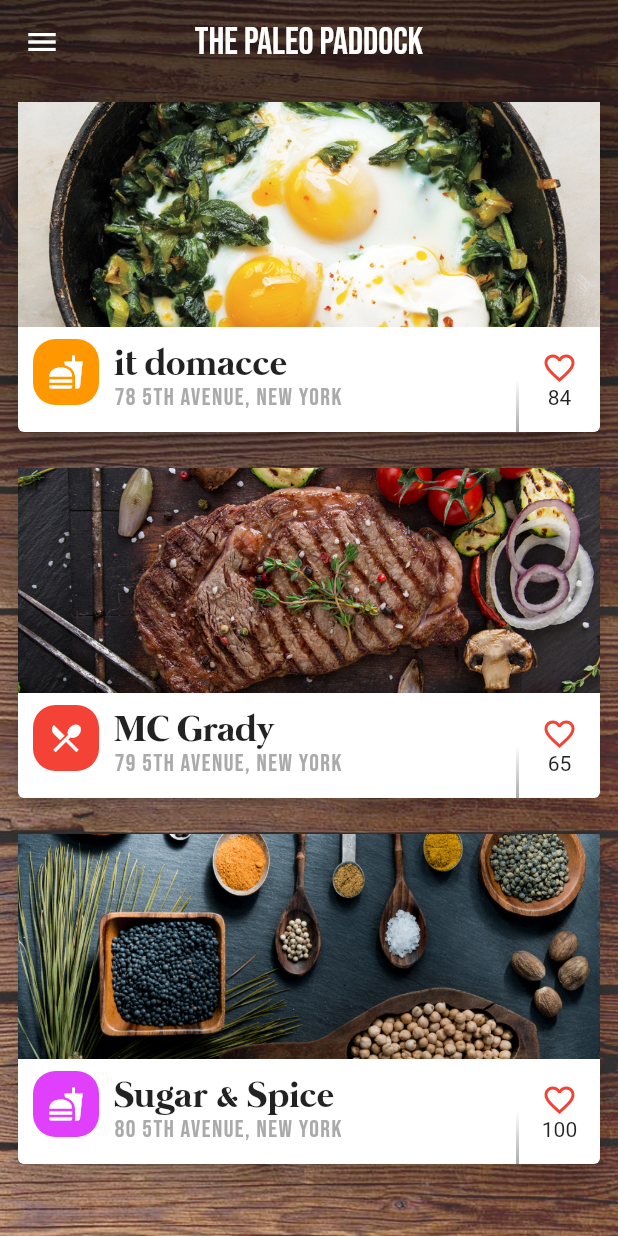
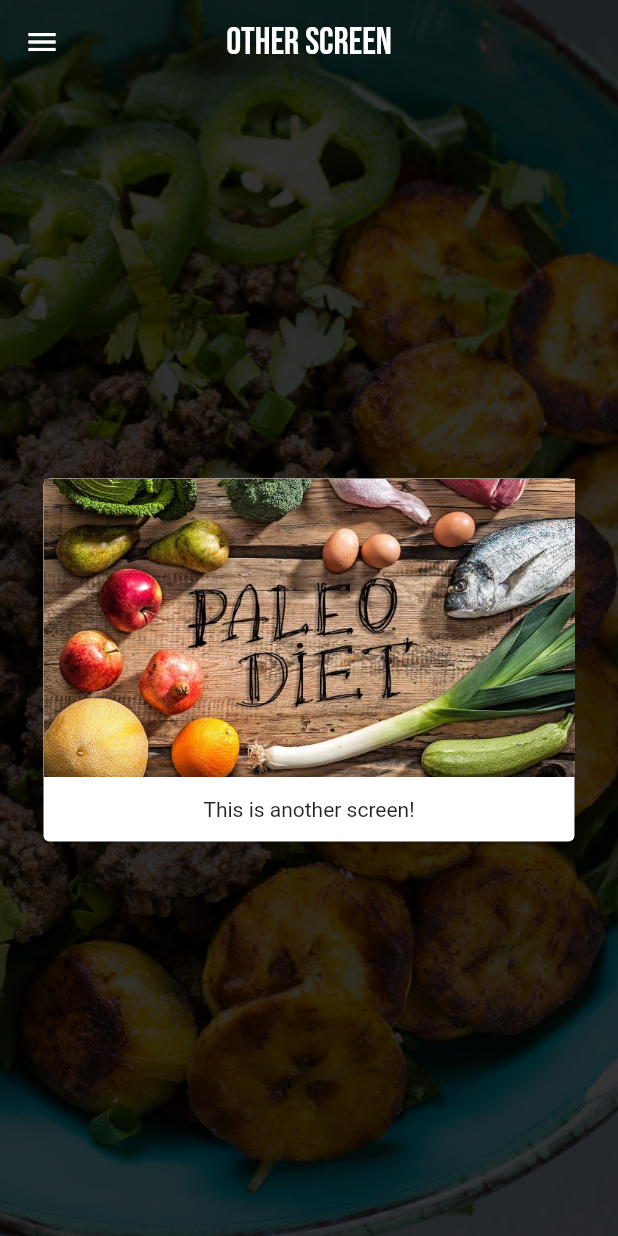
Before and after one commit to EduardoShibukawa/flutter_hidden_drawer_menu, a Flutter app: the screen it shows after launch, on a phone screen of 412 x 824 dp. Run offline on Flutter 3.47's test engine with Material 2 defaults, Android fonts, the phone set to English and light mode, and no system bars.

Commit message:
Adicionado outra tela

```diff
--- a/hidden_drawer_menu/lib/main.dart
+++ b/hidden_drawer_menu/lib/main.dart
@@ -1,4 +1,6 @@
 import 'package:flutter/material.dart';
+import 'package:hidden_drawer_menu/other_screen.dart';
+import 'package:hidden_drawer_menu/restaurant_screen.dart';
 
 void main() => runApp(new MyApp());
 
@@ -23,12 +25,11 @@ class MyHomePage extends StatefulWidget {
 }
 
 class _MyHomePageState extends State<MyHomePage> {
+  var activeScreen = otherScreen;
   @override
   Widget build(BuildContext context) {
     return new Container(
-      decoration: new BoxDecoration(
-          image: new DecorationImage(
-              image: new AssetImage('assets/wood_bk.jpg'), fit: BoxFit.cover)),
+      decoration: new BoxDecoration(image: activeScreen.background),
       child: new Scaffold(
           backgroundColor: Colors.transparent,
           appBar: new AppBar(
@@ -40,139 +41,11 @@ class _MyHomePageState extends State<MyHomePage> {
               onPressed: () {},
             ),
             title: new Text(
-            "THE PALEO PADDOCK",
+              activeScreen.title,
               style: new TextStyle(fontFamily: 'bebas-neue', fontSize: 25.0),
             ),
           ),
-        body: new ListView(
-          children: [
-            new _RestaurantCard(
-              headImageAssetPath: 'assets/eggs_in_skillet.jpg',
-              icon: Icons.fastfood,
-              iconBackgroundColor: Colors.orange,
-              title: "it domacce",
-              subtitle: '78 5TH AVENUE, NEW YORK',
-              heartcount: 84,
-            ),
-            new _RestaurantCard(
-              headImageAssetPath: 'assets/steak_on_cooktop.jpg',
-              icon: Icons.local_dining,
-              iconBackgroundColor: Colors.red,
-              title: "MC Grady",
-              subtitle: '79 5TH AVENUE, NEW YORK',
-              heartcount: 65,
-            ),
-            new _RestaurantCard(
-              headImageAssetPath: 'assets/spoons_of_spices.jpg',
-              icon: Icons.fastfood,
-              iconBackgroundColor: Colors.purpleAccent,
-              title: "Sugar & Spice",
-              subtitle: '80 5TH AVENUE, NEW YORK',
-              heartcount: 100,
-            ),
-          ],
-        ),
-      ),
+          body: activeScreen.contentBuilder(context)),
     );
   }
 }
-
-class _RestaurantCard extends StatelessWidget {
-  final String headImageAssetPath;
-  final IconData icon;
-  final Color iconBackgroundColor;
-  final String title;
-  final String subtitle;
-  final int heartcount;
-
-  _RestaurantCard({
-    this.headImageAssetPath,
-    this.icon,
-    this.iconBackgroundColor,
-    this.title,
-    this.subtitle,
-    this.heartcount
-  });
-
-  @override
-  Widget build(BuildContext context) {
-    return new Padding(
-      padding: const EdgeInsets.all(8.0),
-      child: new Card(
-        elevation: 10.0,
-        child: new Column(
-          children: [
-            new Image.asset(
-              this.headImageAssetPath,
-              width: double.infinity,
-              height: 150.0,
-              fit: BoxFit.cover,
-            ),
-            new Row(
-              children: [
-                new Padding(
-                  padding: const EdgeInsets.only(
-                      left: 10.0, right: 10.0, bottom: 10.0),
-                  child: new Container(
-                    padding: const EdgeInsets.all(10.0),
-                    decoration: new BoxDecoration(
-                        color: this.iconBackgroundColor,
-                        borderRadius:
-                            new BorderRadius.all(const Radius.circular(15.0))),
-                    child: new Icon(
-                      this.icon,
-                      color: Colors.white,
-                    ),
-                  ),
-                ),
-                new Expanded(
-                  child: new Column(
-                    crossAxisAlignment: CrossAxisAlignment.start,
-                    children: [
-                      new Text(
-                        this.title,
-                        style: const TextStyle(
-                            fontSize: 25.0, fontFamily: 'mermaid'),
-                      ),
-                      new Text(
-                        this.subtitle,
-                        style: const TextStyle(
-                          fontSize: 16.0,
-                          fontFamily: 'bebas-neue',
-                          letterSpacing: 1.0,
-                          color: const Color(0XFFAAAAAA),
-                        ),
-                      )
-                    ],
-                  ),
-                ),
-                new Container(
-                  width: 2.0,
-                  height: 70.0,
-                  decoration: new BoxDecoration(
-                      gradient: new LinearGradient(colors: [
-                    Colors.white,
-                    Colors.white,
-                    const Color(0XFFAAAAAA)
-                  ], begin: Alignment.topCenter, end: Alignment.bottomCenter)),
-                ),
-                new Padding(
-                  padding: const EdgeInsets.symmetric(horizontal: 15.0),
-                  child: new Column(
-                    children: [
-                      new Icon(
-                        Icons.favorite_border,
-                        color: Colors.red,
-                      ),
-                      new Text('$heartcount')
-                    ],
-                  ),
-                ),
-              ],
-            )
-          ],
-        ),
-      ),
-    );
-  }
-}
--- /dev/null
+++ b/hidden_drawer_menu/lib/other_screen.dart
@@ -0,0 +1,34 @@
+import 'package:flutter/material.dart';
+import 'package:flutter/widgets.dart';
+import 'package:hidden_drawer_menu/zoom_scaffold.dart';
+
+final otherScreen = new Screen(
+  title: 'OTHER SCREEN',
+  background: new DecorationImage(
+    image: new AssetImage('assets/other_screen_bk.jpg'),
+    fit: BoxFit.cover,
+    colorFilter: new ColorFilter.mode(const Color(0XCC000000), BlendMode.multiply),
+  ),
+  contentBuilder: (BuildContext context) {
+    return new Center(
+      child: new Container(
+        height: 300.0,
+        child: new Padding(
+          padding: const EdgeInsets.all(25.0),
+          child: new Card(
+            child: new Column(
+              children: [
+                new Image.asset('assets/other_screen_card_photo.jpg'),
+                new Expanded(
+                  child: new Center(
+                    child: new Text('This is another screen!'),
+                  ),
+                )
+              ],
+            ),
+          ),
+        ),
+      )
+    );
+  }
+);
--- /dev/null
+++ b/hidden_drawer_menu/lib/zoom_scaffold.dart
@@ -0,0 +1,9 @@
+import 'package:flutter/widgets.dart';
+
+class Screen {
+  final String title;
+  final DecorationImage background;
+  final WidgetBuilder contentBuilder;
+
+  Screen({this.title, this.background, this.contentBuilder});
+}
```
Also changed, not shown: hidden_drawer_menu/lib/restaurant_screen.dart (added, +137 -0 lines). Lines whose indentation alone changed are shown as unchanged.
